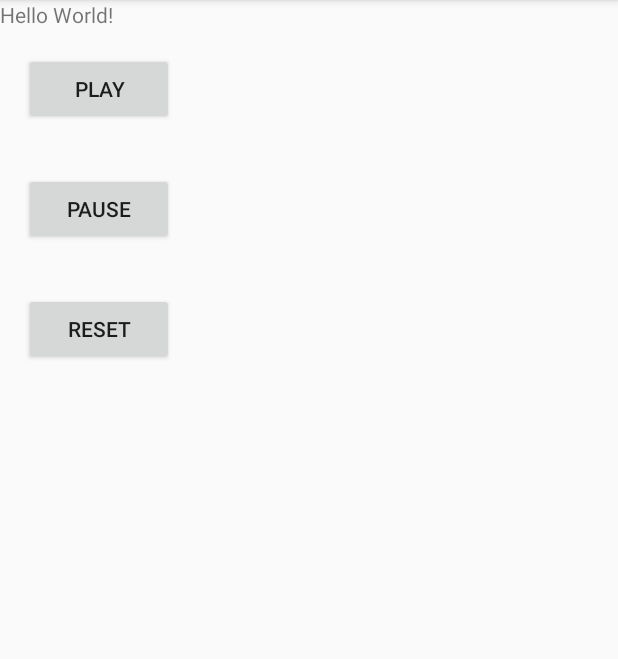
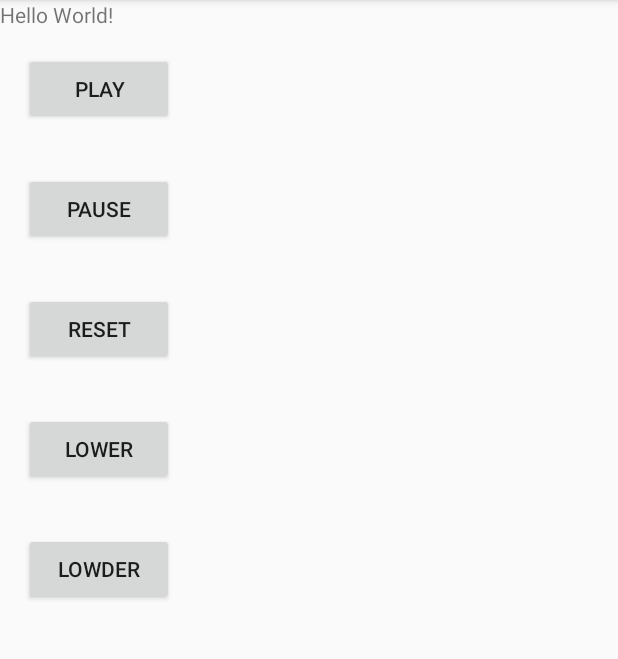
Before and after one commit to Ovarb/MediaPlayer, an Android app: the screen it shows after launch (MainActivity), on a phone screen of 412 x 824 dp, the part 84-743 px from its top. Run offline under Robolectric (Android 15) with nearby library versions, the phone set to English and light mode, and no system bars.

Commit message:
volume buttons added to layout

```diff
--- a/app/src/main/res/layout/activity_main.xml
+++ b/app/src/main/res/layout/activity_main.xml
@@ -37,4 +37,20 @@
         android:layout_weight="0"
         android:text="Reset" />
 
+    <Button
+        android:id="@+id/button_lower"
+        android:layout_width="100dp"
+        android:layout_height="wrap_content"
+        android:layout_margin="16dp"
+        android:layout_weight="0"
+        android:text="Lower" />
+
+    <Button
+        android:id="@+id/button_louder"
+        android:layout_width="100dp"
+        android:layout_height="wrap_content"
+        android:layout_margin="16dp"
+        android:layout_weight="0"
+        android:text="Lowder" />
+
 </LinearLayout>
```
